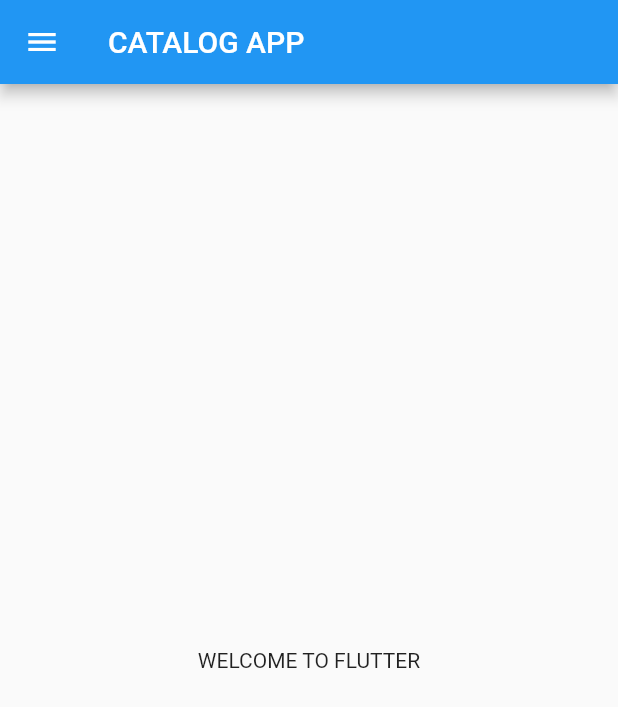
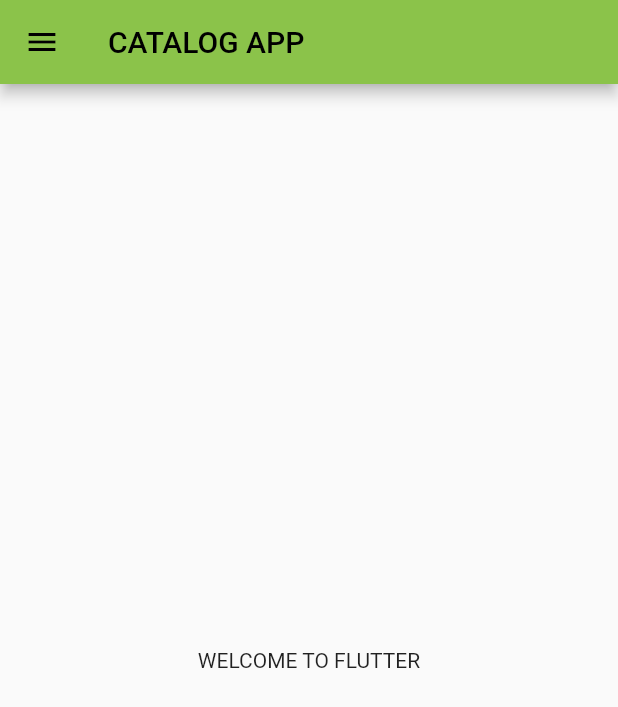
Before and after one commit to anandjaiswal1999/E-commerce_App, a Flutter app: the screen it shows after launch, on a phone screen of 412 x 824 dp. Shown: the top 707 px of the screen. Run offline on Flutter 3.47's test engine with Material 2 defaults, Android fonts, the phone set to English and light mode, and no system bars.

Commit message:
DAY 3 completed

```diff
--- a/lib/main.dart
+++ b/lib/main.dart
@@ -1,5 +1,7 @@
 import 'package:flutter/material.dart';
-import 'homepage.dart';
+import 'Pages/homepage.dart';
+import 'Pages/login_page.dart';
+
 void main() {
   runApp(const MyApp());
 }
@@ -9,8 +11,16 @@ class MyApp extends StatelessWidget {
 
   @override
   Widget build(BuildContext context) {
-    return const MaterialApp(
-      home: Homepage(),
+    return MaterialApp(
+      themeMode: ThemeMode.light,
+      theme: ThemeData(primarySwatch: Colors.lightGreen),
+      darkTheme: ThemeData(brightness: Brightness.dark),
+      initialRoute: "/home",
+      routes: {
+        "/": (context) => LoginPage(),
+        "/home":(context) => Homepage(),
+        "/Login": (context) => LoginPage()
+      },
     );
   }
 }
```
Also changed, not shown: lib/Pages/login_page.dart (added, +21 -0 lines), lib/Pages/homepage.dart (renamed from lib/homepage.dart).
